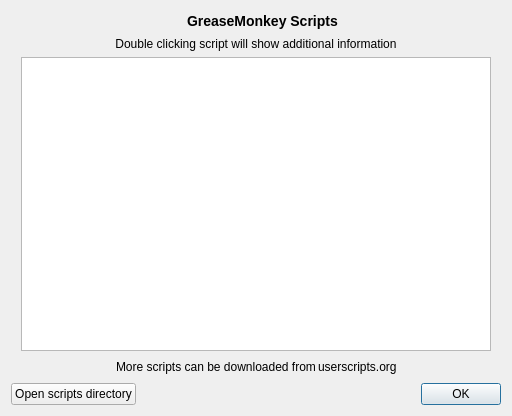
Old version of the form src/plugins/GreaseMonkey/settings/gm_settings.ui in the repository QupZilla/qupzilla.
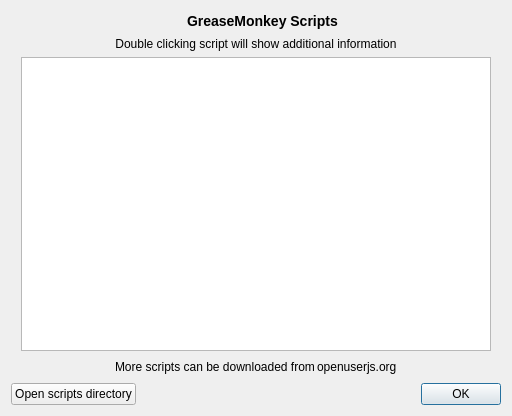
New version of the form. Icons and pictures are not drawn. Custom widgets are drawn as their Qt base class.

Commit message: GreaseMonkey: Use openuserjs.org instead of dead userscripts.org

Diff of the .ui file:
```diff
--- a/src/plugins/GreaseMonkey/settings/gm_settings.ui
+++ b/src/plugins/GreaseMonkey/settings/gm_settings.ui
@@ -160,7 +160,7 @@
         <cursorShape>PointingHandCursor</cursorShape>
        </property>
        <property name="text">
-        <string notr="true">userscripts.org</string>
+        <string notr="true">openuserjs.org</string>
        </property>
        <property name="html-link-look" stdset="0">
         <bool>true</bool>
```
The commit also changes 3 other files.
